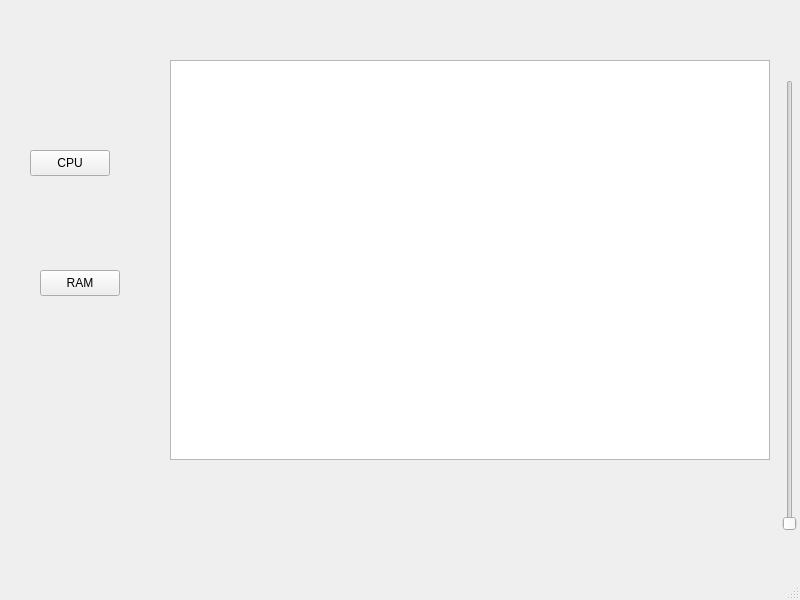
First picture: the form in Try1ForGraphics/graphicswindow.ui, repository Daniil-Kolodich/BSTU_SEM_4_Project_Task_Manadger, before the edit.
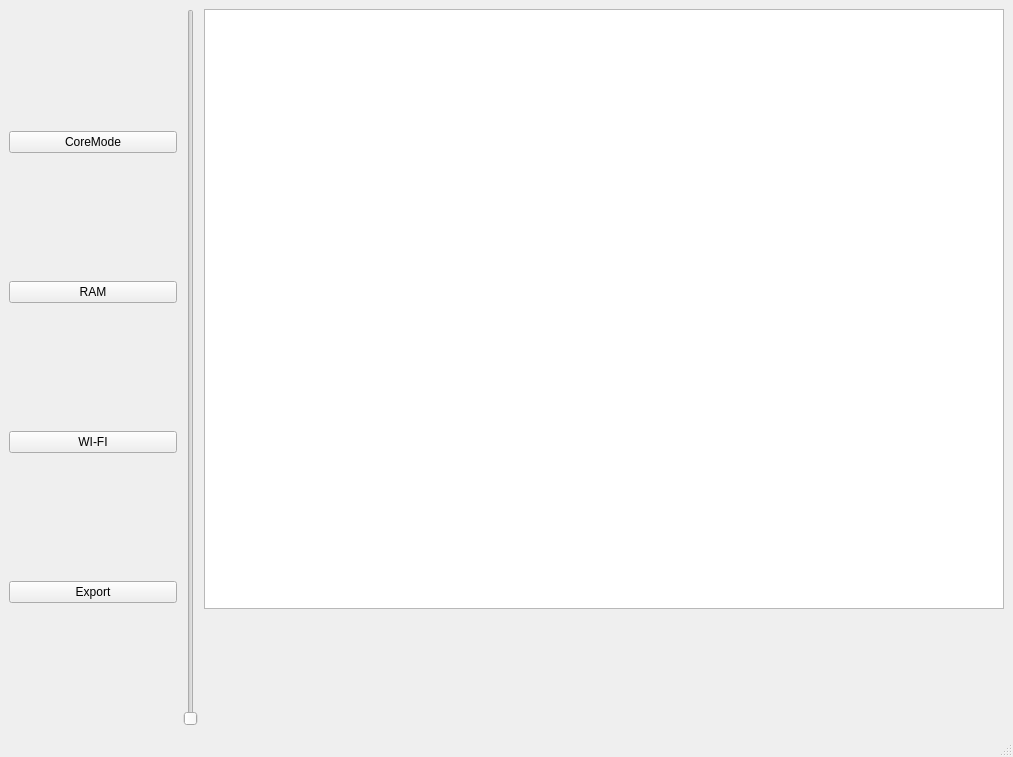
Second picture: the form after the edit.

```diff
--- a/Try1ForGraphics/graphicswindow.ui
+++ b/Try1ForGraphics/graphicswindow.ui
@@ -6,76 +6,119 @@
    <rect>
     <x>0</x>
     <y>0</y>
-    <width>800</width>
-    <height>600</height>
+    <width>1013</width>
+    <height>757</height>
    </rect>
   </property>
   <property name="windowTitle">
    <string>GraphicsWindow</string>
   </property>
   <widget class="QWidget" name="centralwidget">
-   <widget class="QGraphicsView" name="graphicsView">
-    <property name="geometry">
-     <rect>
-      <x>170</x>
-      <y>60</y>
-      <width>600</width>
-      <height>400</height>
-     </rect>
-    </property>
-    <property name="autoFillBackground">
-     <bool>false</bool>
-    </property>
-   </widget>
-   <widget class="QPushButton" name="pushButton">
-    <property name="geometry">
-     <rect>
-      <x>30</x>
-      <y>150</y>
-      <width>80</width>
-      <height>26</height>
-     </rect>
-    </property>
-    <property name="text">
-     <string>CPU</string>
-    </property>
-   </widget>
-   <widget class="QPushButton" name="pushButton_2">
-    <property name="geometry">
-     <rect>
-      <x>40</x>
-      <y>270</y>
-      <width>80</width>
-      <height>26</height>
-     </rect>
-    </property>
-    <property name="text">
-     <string>RAM</string>
-    </property>
-   </widget>
-   <widget class="QSlider" name="verticalSlider">
-    <property name="geometry">
-     <rect>
-      <x>780</x>
-      <y>80</y>
-      <width>20</width>
-      <height>451</height>
-     </rect>
-    </property>
-    <property name="orientation">
-     <enum>Qt::Vertical</enum>
-    </property>
-   </widget>
-  </widget>
-  <widget class="QMenuBar" name="menubar">
-   <property name="geometry">
-    <rect>
-     <x>0</x>
-     <y>0</y>
-     <width>800</width>
-     <height>23</height>
-    </rect>
-   </property>
+   <layout class="QGridLayout" name="gridLayout">
+    <item row="0" column="0">
+     <layout class="QHBoxLayout" name="horizontalLayout">
+      <item>
+       <layout class="QVBoxLayout" name="verticalLayout">
+        <item>
+         <widget class="QPushButton" name="pushButton">
+          <property name="text">
+           <string>CoreMode</string>
+          </property>
+         </widget>
+        </item>
+        <item>
+         <widget class="QPushButton" name="pushButton_2">
+          <property name="text">
+           <string>RAM</string>
+          </property>
+         </widget>
+        </item>
+        <item>
+         <widget class="QPushButton" name="pushButton_3">
+          <property name="text">
+           <string>WI-FI</string>
+          </property>
+         </widget>
+        </item>
+        <item>
+         <widget class="QPushButton" name="pushButton_4">
+          <property name="text">
+           <string>Export</string>
+          </property>
+         </widget>
+        </item>
+       </layout>
+      </item>
+      <item>
+       <widget class="QSlider" name="verticalSlider">
+        <property name="orientation">
+         <enum>Qt::Vertical</enum>
+        </property>
+       </widget>
+      </item>
+     </layout>
+    </item>
+    <item row="0" column="1">
+     <layout class="QVBoxLayout" name="verticalLayout_2">
+      <item>
+       <widget class="QGraphicsView" name="graphicsView">
+        <property name="enabled">
+         <bool>true</bool>
+        </property>
+        <property name="sizePolicy">
+         <sizepolicy hsizetype="Minimum" vsizetype="Minimum">
+          <horstretch>0</horstretch>
+          <verstretch>0</verstretch>
+         </sizepolicy>
+        </property>
+        <property name="minimumSize">
+         <size>
+          <width>800</width>
+          <height>600</height>
+         </size>
+        </property>
+        <property name="maximumSize">
+         <size>
+          <width>800</width>
+          <height>600</height>
+         </size>
+        </property>
+        <property name="layoutDirection">
+         <enum>Qt::LeftToRight</enum>
+        </property>
+        <property name="autoFillBackground">
+         <bool>false</bool>
+        </property>
+        <property name="verticalScrollBarPolicy">
+         <enum>Qt::ScrollBarAlwaysOff</enum>
+        </property>
+        <property name="horizontalScrollBarPolicy">
+         <enum>Qt::ScrollBarAlwaysOff</enum>
+        </property>
+        <property name="alignment">
+         <set>Qt::AlignRight|Qt::AlignTop|Qt::AlignTrailing</set>
+        </property>
+        <property name="resizeAnchor">
+         <enum>QGraphicsView::NoAnchor</enum>
+        </property>
+       </widget>
+      </item>
+      <item>
+       <spacer name="verticalSpacer">
+        <property name="orientation">
+         <enum>Qt::Vertical</enum>
+        </property>
+        <property name="sizeHint" stdset="0">
+         <size>
+          <width>20</width>
+          <height>40</height>
+         </size>
+        </property>
+       </spacer>
+      </item>
+     </layout>
+    </item>
+   </layout>
   </widget>
   <widget class="QStatusBar" name="statusbar"/>
  </widget>
```
